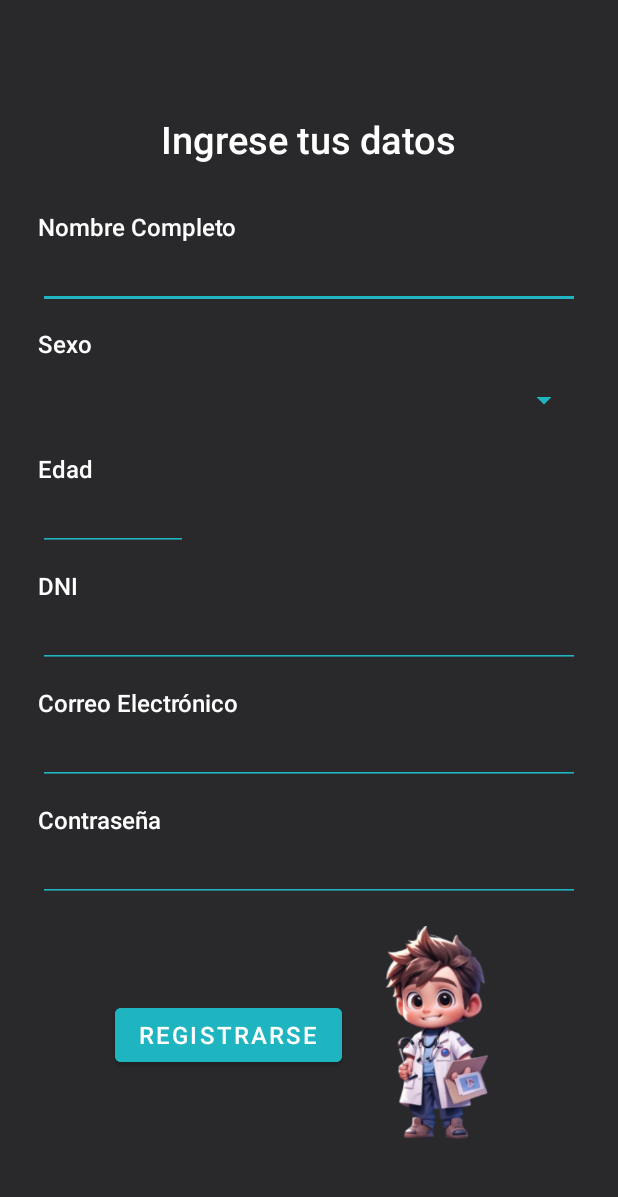
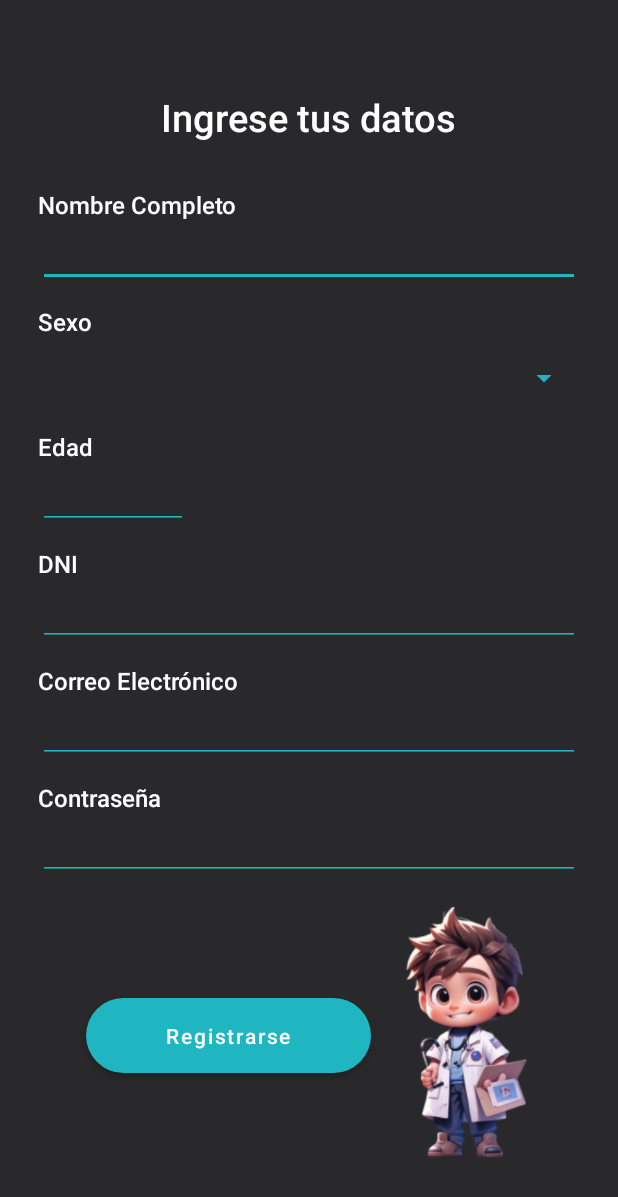
Before and after one commit to ANAISBT/PillPop, an Android app: the RegisterView screen opened directly, with no data from a screen before it, on a phone screen of 412 x 824 dp. Shown: the top 1197 px of the screen. Run offline under Robolectric (Android 15) with nearby library versions, the light colour scheme and no system bars; our stand-ins replace Volley; network calls fail.

Commit message:
estilos corregidos

```diff
--- a/app/src/main/res/layout/activity_bienvenido_view.xml
+++ b/app/src/main/res/layout/activity_bienvenido_view.xml
@@ -54,6 +54,7 @@
         android:layout_marginTop="92dp"
         android:backgroundTint="#1FB5C0"
         android:text="Empezar"
+        android:background="@drawable/rounded_corners_icon_turquesa"
         app:layout_constraintEnd_toEndOf="parent"
         app:layout_constraintStart_toStartOf="parent"
         app:layout_constraintTop_toBottomOf="@id/textView2" />
--- a/app/src/main/res/layout/activity_register_view.xml
+++ b/app/src/main/res/layout/activity_register_view.xml
@@ -19,7 +19,9 @@
         app:layout_constraintEnd_toEndOf="parent"
         app:layout_constraintStart_toStartOf="parent"
         app:layout_constraintTop_toTopOf="parent">
-
+        <ScrollView
+            android:layout_width="match_parent"
+            android:layout_height="match_parent">
         <LinearLayout
             android:layout_width="match_parent"
             android:layout_height="wrap_content"
@@ -39,7 +41,7 @@
                 android:text="Ingrese tus datos"
                 android:textColor="#FFFFFF"
                 android:textSize="25sp"
-                android:layout_marginTop="50dp"
+                android:layout_marginTop="35dp"
                 android:layout_marginBottom="30dp"
                 android:layout_gravity="center_horizontal"
                 app:layout_constraintEnd_toEndOf="parent"
@@ -288,22 +290,29 @@
 
                 <Button
                     android:id="@+id/Registrarse_btn"
-                    android:layout_width="wrap_content"
-                    android:layout_height="wrap_content"
+                    android:layout_width="190dp"
+                    android:layout_height="50dp"
                     android:backgroundTint="#1FB5C0"
-                    android:textSize="16sp"
-                    android:text="Registrarse" />
+                    android:text="Registrarse"
+                    android:background="@drawable/rounded_corners_icon_turquesa"
+                    android:textAllCaps="false"
+                    app:layout_constraintEnd_toEndOf="parent"
+                    app:layout_constraintHorizontal_bias="0.363"
+                    app:layout_constraintStart_toStartOf="parent"
+                    app:layout_constraintTop_toBottomOf="@id/ContraseñaText" />
+
 
                 <ImageView
                     android:id="@+id/imageView2"
                     android:layout_width="91dp"
-                    android:layout_height="146dp"
+                    android:layout_height="176dp"
                     android:layout_marginStart="16dp"
                     android:src="@drawable/doctor" />
 
             </LinearLayout>
 
         </LinearLayout>
+        </ScrollView>
 
     </androidx.cardview.widget.CardView>
 
--- a/app/src/main/res/layout/activity_toma_indicacion_view.xml
+++ b/app/src/main/res/layout/activity_toma_indicacion_view.xml
@@ -95,6 +95,8 @@
         android:backgroundTint="#1FB3BE"
         android:text="Empezar"
         android:textColorLink="#1FB3BE"
+        android:background="@drawable/rounded_corners_icon_turquesa"
+        android:textAllCaps="false"
         app:layout_constraintEnd_toEndOf="parent"
         app:layout_constraintHorizontal_bias="0.497"
         app:layout_constraintStart_toStartOf="parent"
```
Also changed, not shown: app/src/main/java/com/example/pillpop/AcercaPillPop.kt (+8 -0 lines), app/src/main/res/layout/activity_inicio_view.xml (+18 -4 lines), app/src/main/res/layout/activity_login.xml (+14 -9 lines).
